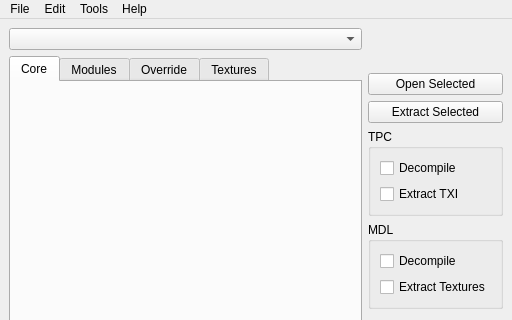
Old version of the form Tools/HolocronToolset/src/ui/windows/main.ui in the repository NickHugi/PyKotor; both pictures show x 0 to 512 and y 0 to 320 of the 512 by 471 pixel window.
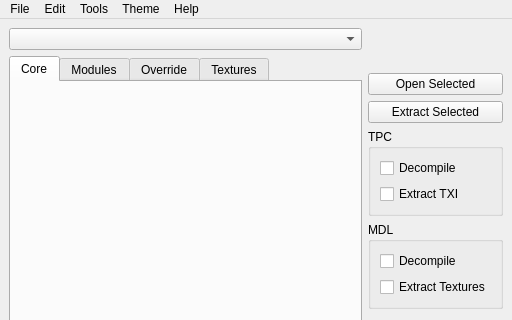
New version of the form. Icons and pictures are not drawn. Custom widgets are drawn as their Qt base class.

Commit message: (#66) Add support for UI themes

```diff
--- a/Tools/HolocronToolset/src/ui/windows/main.ui
+++ b/Tools/HolocronToolset/src/ui/windows/main.ui
@@ -307,6 +307,14 @@
     <addaction name="actionEditTLK"/>
     <addaction name="actionEditJRL"/>
    </widget>
+   <widget class="QMenu" name="menuTheme">
+    <property name="title">
+     <string>Theme</string>
+    </property>
+    <addaction name="defaultLight"/>
+    <addaction name="breezeDark"/>
+    <addaction name="darkManualTheme2"/>
+   </widget>
    <widget class="QMenu" name="menuTools">
     <property name="title">
      <string>Tools</string>
@@ -337,6 +345,7 @@
    <addaction name="menuFile"/>
    <addaction name="menuEdit"/>
    <addaction name="menuTools"/>
+   <addaction name="menuTheme"/>
    <addaction name="menuHelp"/>
   </widget>
   <widget class="QStatusBar" name="statusbar"/>
```
Left out of the diff: 15 changed lines with no effect on the pictures. The commit also changes 90 other files.
